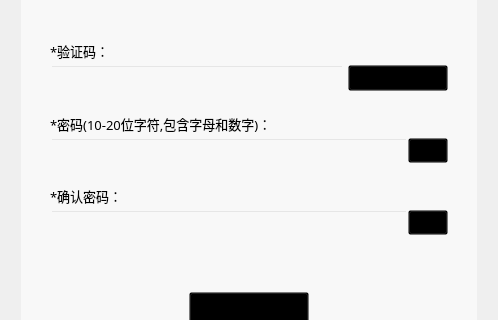
This is src/module/Login/start_login_form.ui in baby7/agile-tiles as Qt 5 draws it before an edit; both pictures show x 0 to 498 and y 283 to 603 of the 498 by 762 pixel window. The edited form follows.
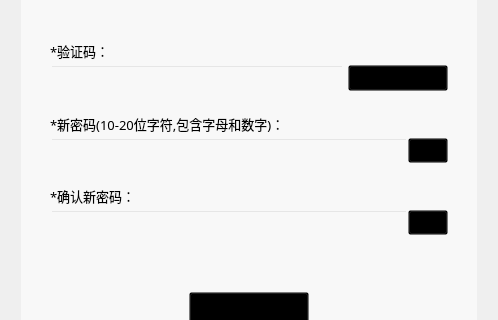
This is the edited form. The open tabs and pages were chosen to show the change.

The edit to the form file:
```diff
--- a/src/module/Login/start_login_form.ui
+++ b/src/module/Login/start_login_form.ui
@@ -1626,7 +1626,7 @@
 background-color: rgba(0, 0, 0, 0);</string>
              </property>
              <property name="text">
-              <string>*密码(10-20位字符,包含字母和数字)：</string>
+              <string>*新密码(10-20位字符,包含字母和数字)：</string>
              </property>
              <property name="alignment">
               <set>Qt::AlignLeading|Qt::AlignLeft|Qt::AlignVCenter</set>
@@ -1740,7 +1740,7 @@
 background-color: rgba(0, 0, 0, 0);</string>
              </property>
              <property name="text">
-              <string>*确认密码：</string>
+              <string>*确认新密码：</string>
              </property>
              <property name="alignment">
               <set>Qt::AlignLeading|Qt::AlignLeft|Qt::AlignVCenter</set>
```
